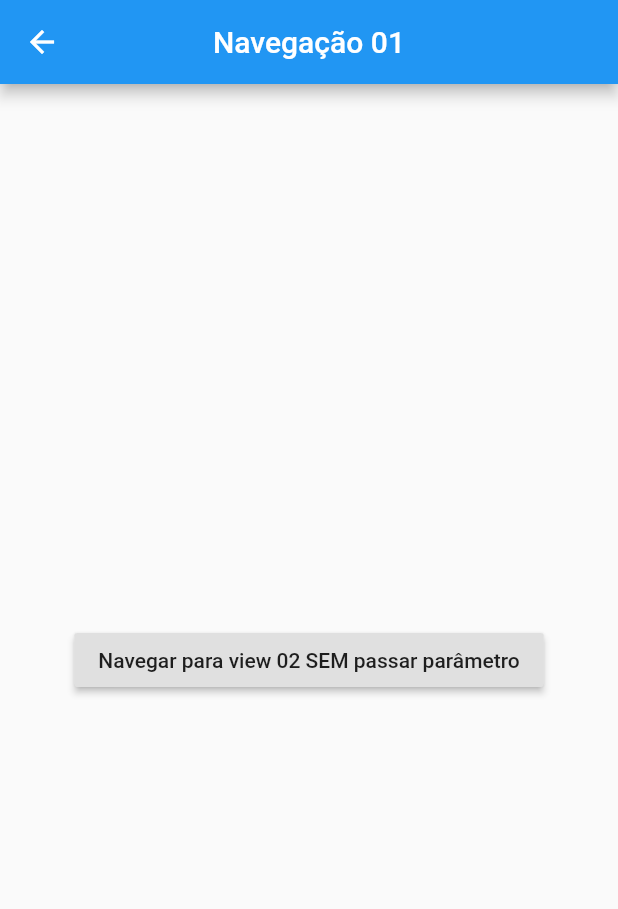
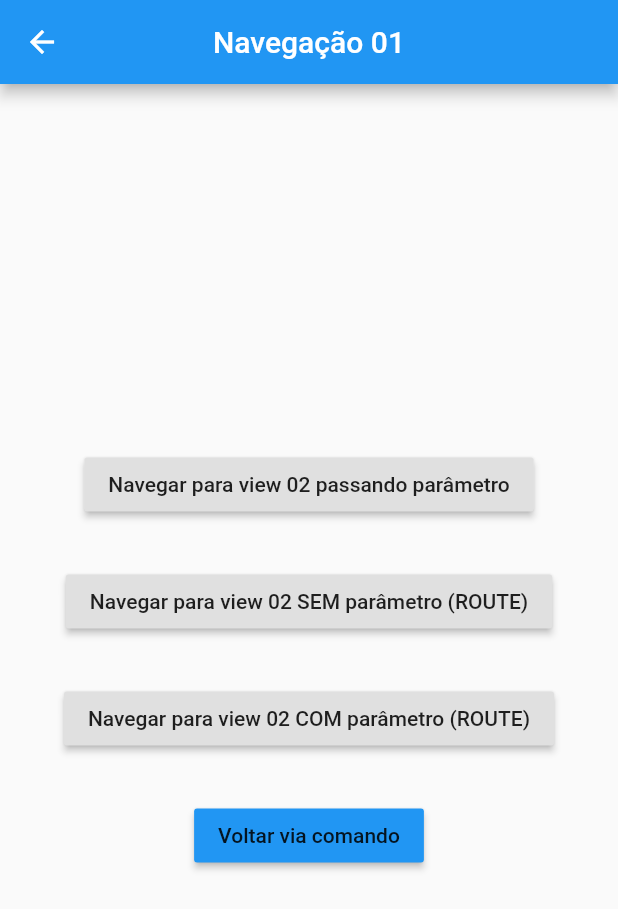
Before and after one commit to raphaelsilvasage/dojo_flutter_navegacao, a Flutter app: the screen it shows after launch, after a tap on "Ir para view 01", on a phone screen of 412 x 824 dp. Shown: the top 909 px of the screen. Run offline on Flutter 3.47's test engine with Material 2 defaults, Android fonts, the phone set to English and light mode, and no system bars.

Commit message:
Implementacao de rotas e de helper

```diff
--- /dev/null
+++ b/lib/helper/navegacaoHelper.dart
@@ -0,0 +1,71 @@
+import 'package:dojo_flutter_navegacao/view/navegacao01View.dart';
+import 'package:dojo_flutter_navegacao/view/navegacao02View.dart';
+import 'package:dojo_flutter_navegacao/view/principalView.dart';
+import 'package:flutter/material.dart';
+
+class NavegacaoHelper {
+  static const rotaPrincipal = "/";
+  static const rotaNavegacao01 = "/navegacao01";
+  static const rotaNavegacao02 = "/navegacao02";
+
+  static RouteFactory rotas() {
+    return (settings) {
+      final Map<String, dynamic> parametros = settings.arguments;
+      Widget viewEncontrada;
+
+      switch (settings.name) {
+        case rotaPrincipal:
+          viewEncontrada = PrincipalView();
+          break;
+
+        case "/navegacao01":
+          viewEncontrada = Navegacao01View();
+          break;
+
+        case "/navegacao02":
+          //Faço aqui a extração dos parâmetros
+          String nome = parametros != null ? parametros["nome"] : null;
+          int idade = parametros != null ? parametros["idade"] : null;
+
+          viewEncontrada = Navegacao02View(texto: nome, idade: idade);
+          break;
+
+        default:
+          return null;
+      }
+
+      return MaterialPageRoute(builder: (BuildContext context) => viewEncontrada);
+    };
+  }
+
+  static RouteFactory rotaNaoEncontrada() {
+    return (settings) {
+      String rotaNaoEncontrada = settings.name;
+      return MaterialPageRoute(builder: (context) => _widgetRotaNaoEncontrada(rotaNaoEncontrada));
+    };
+  }
+
+  static Widget _widgetRotaNaoEncontrada(String rotaNaoEncontrada) {
+    return Scaffold(
+      backgroundColor: Colors.red,
+      appBar: AppBar(
+        title: Text("Rota não encontrada"),
+        centerTitle: true,
+      ),
+      body: Container(
+        alignment: Alignment.center,
+        padding: EdgeInsets.all(20),
+        child: Text.rich(
+          TextSpan(
+            children: <TextSpan>[
+              TextSpan(text: "A rota ", style: TextStyle(fontSize: 20, fontWeight: FontWeight.bold, color: Colors.white)),
+              TextSpan(text: "$rotaNaoEncontrada", style: TextStyle(fontSize: 20, fontWeight: FontWeight.bold, color: Colors.yellow)),
+              TextSpan(text: " não foi encontrada/definida", style: TextStyle(fontSize: 20, fontWeight: FontWeight.bold, color: Colors.white)),
+            ],
+          ),
+          textAlign: TextAlign.center,
+        ),
+      ),
+    );
+  }
+}
--- a/lib/main.dart
+++ b/lib/main.dart
@@ -1,4 +1,4 @@
-import 'package:dojo_flutter_navegacao/view/principalView.dart';
+import 'helper/navegacaoHelper.dart';
 import 'package:flutter/material.dart';
 
 void main() => runApp(MyApp());
@@ -10,7 +10,15 @@ class MyApp extends StatelessWidget {
     return MaterialApp(
       debugShowCheckedModeBanner: false,
       title: 'DOJO Navegação',
-      home: PrincipalView(),
+      //home: PrincipalView(),
+      initialRoute: "/",
+      // routes: <String, WidgetBuilder> {
+      //   "/": (context) => PrincipalView(),
+      //   "/navegacao01": (context) => Navegacao01View(),
+      //   "/navegacao02": (context) => Navegacao02View(),
+      // },
+      onGenerateRoute: NavegacaoHelper.rotas(),
+      onUnknownRoute: NavegacaoHelper.rotaNaoEncontrada(),
     );
   }
 }
--- a/lib/view/navegacao01View.dart
+++ b/lib/view/navegacao01View.dart
@@ -1,3 +1,4 @@
+import 'package:dojo_flutter_navegacao/helper/navegacaoHelper.dart';
 import 'package:dojo_flutter_navegacao/view/navegacao02View.dart';
 import 'package:flutter/material.dart';
 
@@ -19,7 +20,7 @@ class _Navegacao01ViewState extends State<Navegacao01View> {
           mainAxisAlignment: MainAxisAlignment.center,
           children: <Widget>[
             RaisedButton(
-              child: Text("Navegar para view 02 SEM passar parâmetro"),
+              child: Text("Navegar para view 02 passando parâmetro"),
               onPressed: () {
                 Route rota = MaterialPageRoute(
                     builder: (context) => Navegacao02View(
@@ -30,6 +31,25 @@ class _Navegacao01ViewState extends State<Navegacao01View> {
                 Navigator.of(context).push(rota);
               },
             ),
+            SizedBox(height: 30),
+            RaisedButton(
+              child: Text("Navegar para view 02 SEM parâmetro (ROUTE)"),
+              onPressed: () {
+                Navigator.of(context).pushNamed(NavegacaoHelper.rotaNavegacao02, arguments: null);
+              },
+            ),
+            SizedBox(height: 30),
+            RaisedButton(
+              child: Text("Navegar para view 02 COM parâmetro (ROUTE)"),
+              onPressed: () {
+                Navigator.of(context).pushNamed(
+                  NavegacaoHelper.rotaNavegacao02,
+                  arguments: {"nome": "Raphael", "idade": int.parse("30")},
+                );
+              },
+            ),
+            SizedBox(height: 30),
+            RaisedButton(child: Text("Voltar via comando"), onPressed: () => Navigator.pop(context), color: Colors.blue),
           ],
         ),
       ),
--- a/lib/view/navegacao02View.dart
+++ b/lib/view/navegacao02View.dart
@@ -28,7 +28,9 @@ class _Navegacao02ViewState extends State<Navegacao02View> {
             SizedBox(height: 30),
             RaisedButton(
               child: Text("Voltar via comando"),
-              onPressed: () {},
+              onPressed: () {
+                Navigator.of(context).pop();
+              },
             ),
           ],
         ),
--- a/lib/view/principalView.dart
+++ b/lib/view/principalView.dart
@@ -1,3 +1,4 @@
+import 'package:dojo_flutter_navegacao/helper/navegacaoHelper.dart';
 import 'package:dojo_flutter_navegacao/view/navegacao01View.dart';
 import 'package:flutter/material.dart';
 
@@ -25,7 +26,19 @@ class _PrincipalViewState extends State<PrincipalView> {
                 Navigator.of(context).push(rota);
               },
             ),
+            RaisedButton(
+              child: Text("Ir para view 01 (ROUTE)"),
+              onPressed: () {
+                Navigator.of(context).pushNamed(NavegacaoHelper.rotaNavegacao01);
+              },
+            ),
             SizedBox(height: 30),
+            RaisedButton(
+              child: Text("Ir para rota inexistente"),
+              onPressed: () {
+                Navigator.pushNamed(context, "XYZ_ROTA_NAO_EXISTE_123");
+              },
+            ),
           ],
         ),
       ),
```
